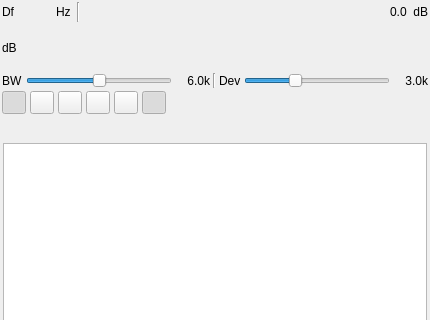
First picture: the form in plugins/channelrx/demodsstv/sstvdemodgui.ui, repository srcejon/sdrangel, before the edit; both pictures show x 0 to 430 and y 0 to 320 of the 430 by 540 pixel window.
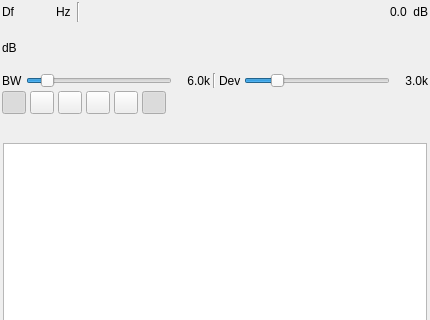
Second picture: the form after the edit. Icons and pictures are not drawn. Custom widgets are drawn as their Qt base class.

Commit message: SSTV: Increase bandwidth and deviation to support signals from ISS.

Patch:
```diff
--- a/plugins/channelrx/demodsstv/sstvdemodgui.ui
+++ b/plugins/channelrx/demodsstv/sstvdemodgui.ui
@@ -217,7 +217,7 @@
          <number>20</number>
         </property>
         <property name="maximum">
-         <number>100</number>
+         <number>400</number>
         </property>
         <property name="pageStep">
          <number>1</number>
@@ -275,7 +275,7 @@
          <number>20</number>
         </property>
         <property name="maximum">
-         <number>50</number>
+         <number>70</number>
         </property>
         <property name="pageStep">
          <number>1</number>
```
Left out of the diff: 29 changed lines with no effect on the pictures. The commit also changes 1 other file.
